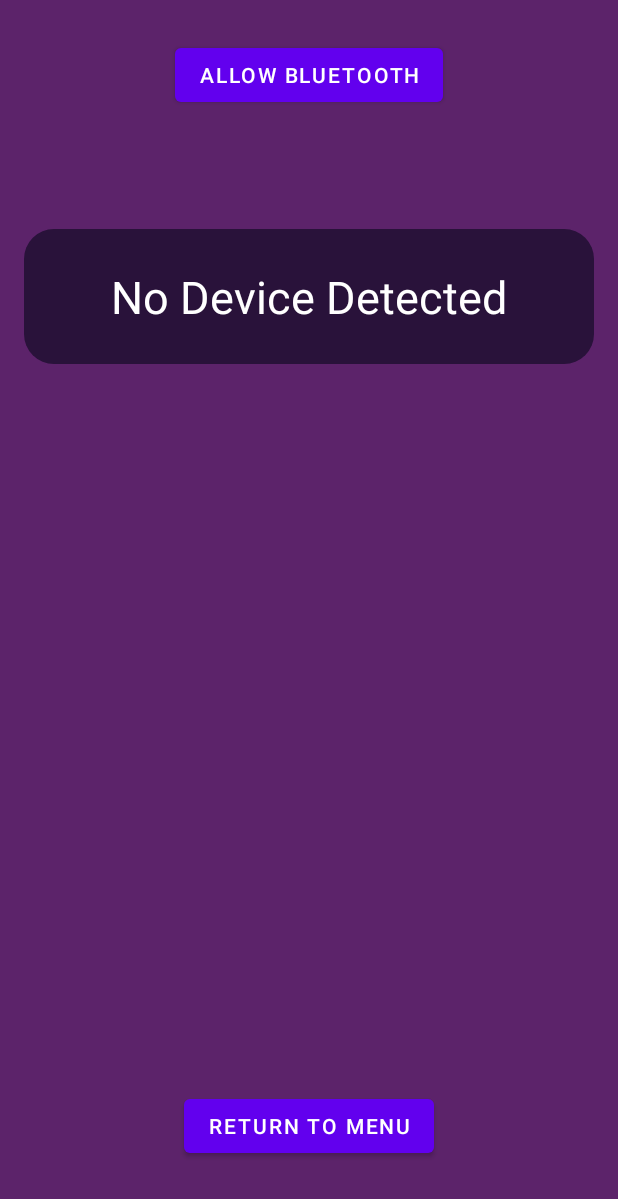
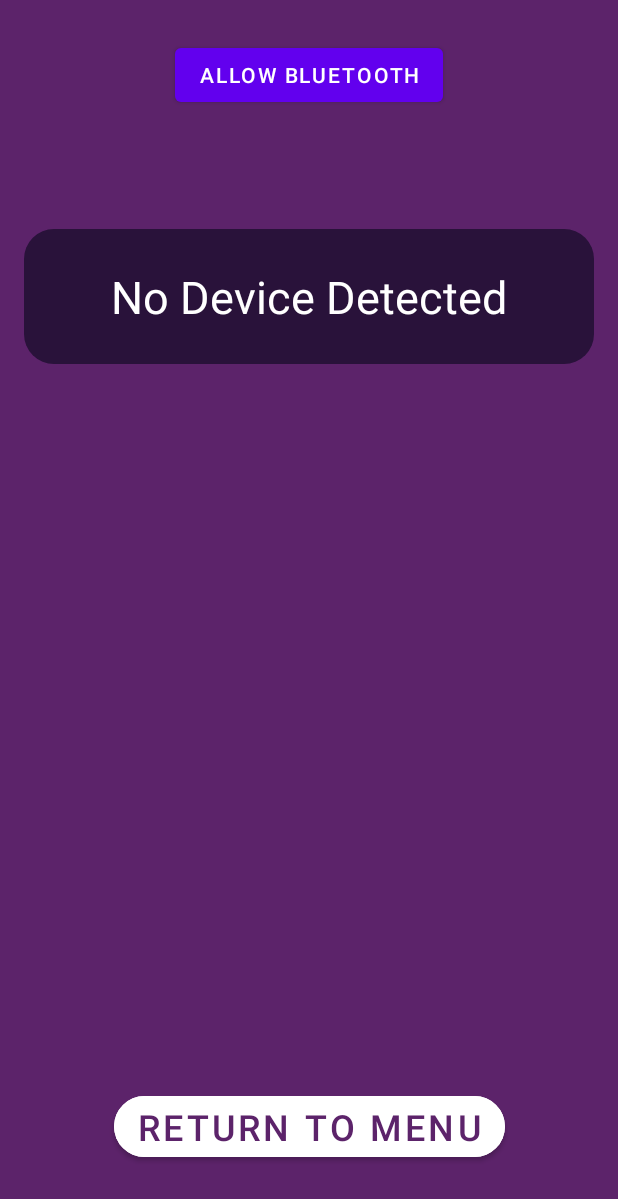
Before and after one commit to beliaran/PFE, an Android app: the SelectMolkky screen opened through its navigation route, on a phone screen of 412 x 824 dp. Shown: the top 1199 px of the screen. Run offline under Robolectric (Android 15) with nearby library versions, the phone set to English and light mode, and no system bars; our stand-ins replace navigation-ui.

```diff
--- a/LD/Android/app/src/main/java/fr/eseo/pfemolkky/ui/main/GameFragment.java
+++ b/LD/Android/app/src/main/java/fr/eseo/pfemolkky/ui/main/GameFragment.java
@@ -189,6 +189,9 @@ public class GameFragment extends Fragment {
                 @Override
                 public void handleOnBackPressed() {
                     if(getActivity()!=null){
+                        for(Pin pin : pins){
+                            pin.setFallen(false);
+                        }
                         LinearLayout view = new LinearLayout(getContext());
                         ImageView iv = new ImageView(getContext());
                         iv.setImageDrawable(ContextCompat.getDrawable(getActivity(), android.R.drawable.ic_dialog_alert));
--- a/LD/Android/app/src/main/res/layout/fragment_main.xml
+++ b/LD/Android/app/src/main/res/layout/fragment_main.xml
@@ -5,6 +5,7 @@
     android:id="@+id/main"
     android:layout_width="match_parent"
     android:layout_height="match_parent"
+    android:visibility="visible"
     tools:context=".ui.main.MainFragment">
 
     <androidx.constraintlayout.widget.ConstraintLayout
@@ -67,6 +68,7 @@
             android:backgroundTint="@color/white"
             android:text="@string/connectUser"
             android:textColor="@color/purple_molkky"
+            android:visibility="invisible"
             app:cornerRadius="50dp"
             app:layout_constraintBottom_toBottomOf="parent"
             app:layout_constraintEnd_toEndOf="parent"
--- a/LD/Android/app/src/main/res/layout/fragment_select_molkky.xml
+++ b/LD/Android/app/src/main/res/layout/fragment_select_molkky.xml
@@ -65,7 +65,12 @@
                 app:layout_constraintBottom_toBottomOf="parent"
                 app:layout_constraintEnd_toEndOf="parent"
                 app:layout_constraintStart_toStartOf="parent"
-                app:layout_constraintTop_toTopOf="parent" />
+                app:layout_constraintTop_toTopOf="parent"
+                android:backgroundTint="@color/white"
+                android:textColor="@color/purple_molkky"
+                android:textSize="24sp"
+                app:cornerRadius="50dp"
+                />
         </androidx.constraintlayout.widget.ConstraintLayout>
 
     </androidx.constraintlayout.widget.ConstraintLayout>
```
